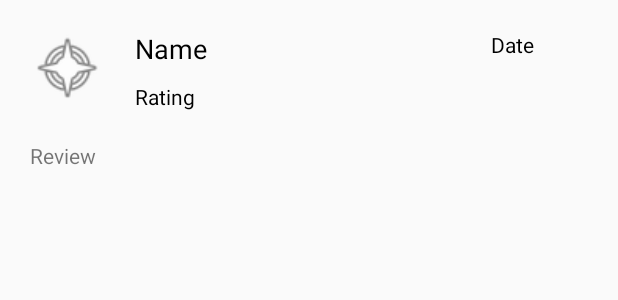
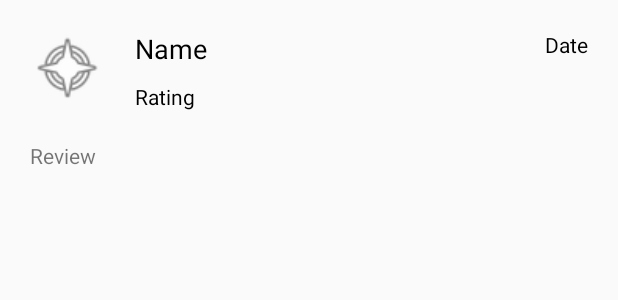
Before and after one commit to erinwu25/LocalVenture, an Android app: the layout item_review.xml on its own in the app's theme, with its tools: preview values and no code run, on a phone screen of 412 x 824 dp. Shown: the top 300 px of the screen. Run offline under Robolectric (Android 15) with nearby library versions, the light colour scheme and no system bars.

Commit message:
quick bug fix for getting the date for reviews

```diff
--- a/app/src/main/java/com/example/personalfbu/Review.java
+++ b/app/src/main/java/com/example/personalfbu/Review.java
@@ -20,7 +20,7 @@ public class Review extends ParseObject {
     public ParseUser getToUser() { return getParseUser(KEY_toUser); }
     public Number getRating() { return getNumber(KEY_Rating); }
     public String getReviewContent() { return getString(KEY_Content); }
-    public Date getDate() { return getDate(KEY_createdAt); }
+    public Date getWhenCreated() { return getCreatedAt(); }
 
     public void setFromUser(ParseUser fromUser) { put(KEY_fromUser, fromUser); }
     public void setToUser(ParseUser toUser) { put(KEY_toUser, toUser); }
--- a/app/src/main/java/com/example/personalfbu/ReviewAdapter.java
+++ b/app/src/main/java/com/example/personalfbu/ReviewAdapter.java
@@ -1,6 +1,7 @@
 package com.example.personalfbu;
 
 import android.content.Context;
+import android.util.Log;
 import android.view.LayoutInflater;
 import android.view.View;
 import android.view.ViewGroup;
@@ -64,7 +65,7 @@ public class ReviewAdapter extends RecyclerView.Adapter<ReviewAdapter.ViewHolder
             tvFromUserName.setText(review.getFromUser().getString("Name"));
             tvFromUserRating.setText(String.valueOf(review.getRating()) + "/5");
             tvFromUserContent.setText(review.getReviewContent());
-            tvFromUserDate.setText(ListingDetails.getRelativeTimeAgo(review.getDate().toString()));
+            tvFromUserDate.setText(ListingDetails.getRelativeTimeAgo(review.getWhenCreated().toString()));
 
         }
     }
--- a/app/src/main/res/layout/item_review.xml
+++ b/app/src/main/res/layout/item_review.xml
@@ -55,9 +55,9 @@
         android:layout_width="wrap_content"
         android:layout_height="wrap_content"
         android:layout_alignTop="@+id/tvFromUserName"
-        android:layout_marginStart="189dp"
+        android:layout_alignParentEnd="true"
         android:layout_marginTop="0dp"
-        android:layout_toEndOf="@+id/tvFromUserName"
+        android:layout_marginEnd="20dp"
         android:text="Date"
         android:textColor="#000000" />
 </RelativeLayout>
```
